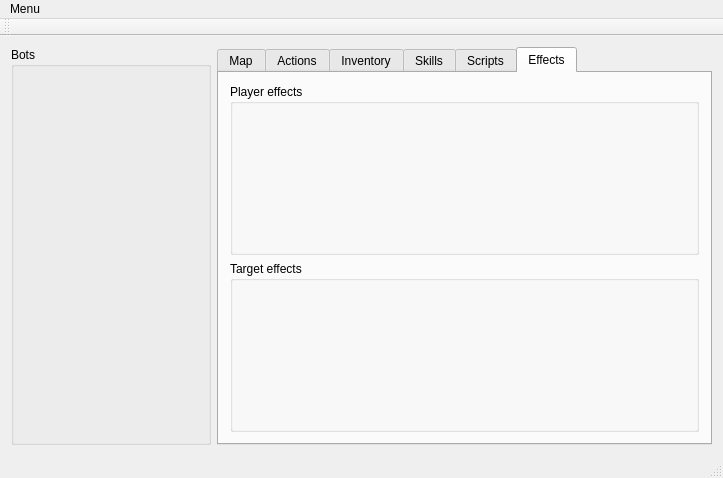
antonshtunder/l2botcontrol, file mainwindow.ui: the form before one commit.
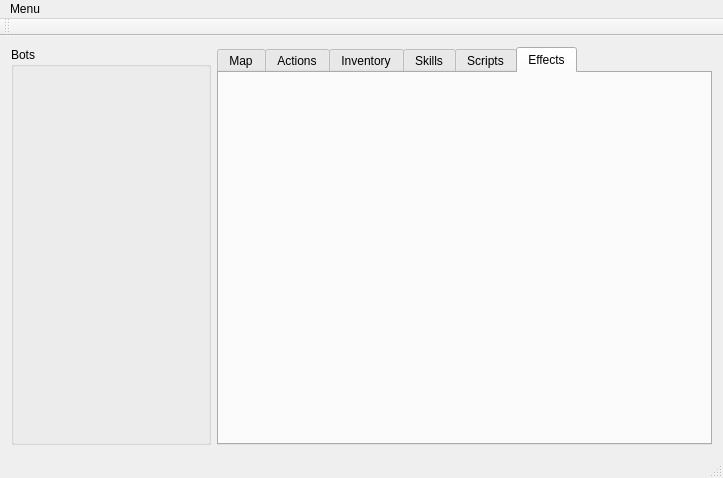
The form after the commit.

What changed in the file:
```diff
--- a/mainwindow.ui
+++ b/mainwindow.ui
@@ -137,22 +137,7 @@
        <attribute name="title">
         <string>Effects</string>
        </attribute>
-       <layout class="QVBoxLayout" name="verticalLayout_2">
-        <item>
-         <widget class="QGroupBox" name="groupBox">
-          <property name="title">
-           <string>Player effects</string>
-          </property>
-         </widget>
-        </item>
-        <item>
-         <widget class="QGroupBox" name="groupBox_2">
-          <property name="title">
-           <string>Target effects</string>
-          </property>
-         </widget>
-        </item>
-       </layout>
+       <layout class="QVBoxLayout" name="verticalLayout_2"/>
       </widget>
      </widget>
     </item>
```
